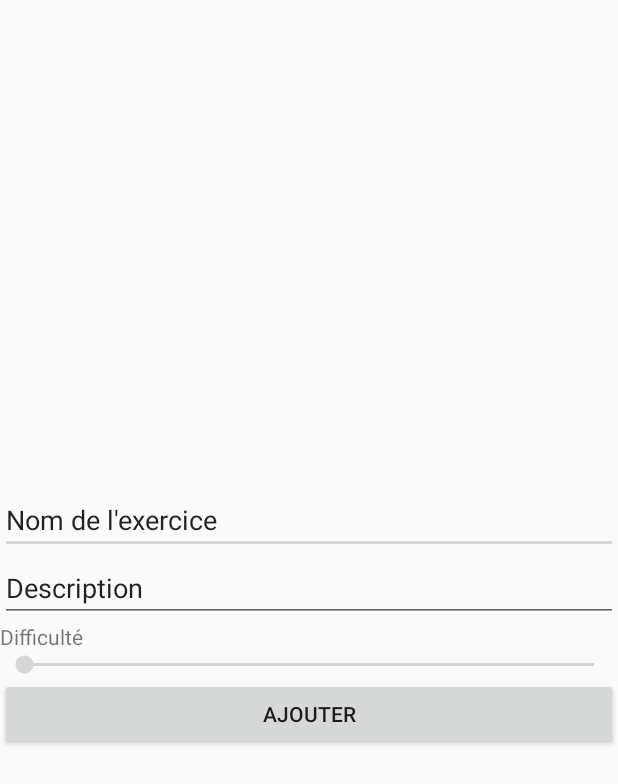
After one commit to kevintondo/Android4ALJ, an Android app: the layout addexercicewidget.xml on its own in the app's theme, with its tools: preview values and no code run, on a phone screen of 412 x 824 dp. The commit adds this screen. Shown: the top 784 px of the screen. Run offline under Robolectric (Android 15) with nearby library versions, the phone set to English and light mode, and no system bars.

Commit message:
Add new widget

```diff
--- /dev/null
+++ b/NoPlanNoGain/app/src/main/res/layout/activity_widget_conf.xml
@@ -0,0 +1,6 @@
+<?xml version="1.0" encoding="utf-8"?>
+<android.support.constraint.ConstraintLayout
+    xmlns:android="http://schemas.android.com/apk/res/android" android:layout_width="match_parent"
+    android:layout_height="match_parent">
+
+</android.support.constraint.ConstraintLayout>
--- /dev/null
+++ b/NoPlanNoGain/app/src/main/res/layout/addexercicewidget.xml
@@ -0,0 +1,41 @@
+<?xml version="1.0" encoding="utf-8"?>
+<LinearLayout
+    xmlns:android="http://schemas.android.com/apk/res/android"
+    android:layout_width="match_parent"
+    android:layout_height="match_parent"
+    android:orientation="vertical"
+    android:gravity="center">
+
+    <EditText
+        android:id="@+id/w_name_input"
+        android:layout_width="match_parent"
+        android:layout_height="wrap_content"
+        android:ems="10"
+        android:inputType="textPersonName"
+        android:text="Nom de l'exercice" />
+
+    <EditText
+        android:id="@+id/w_desc_input"
+        android:layout_width="match_parent"
+        android:layout_height="wrap_content"
+        android:ems="10"
+        android:inputType="textPersonName"
+        android:text="Description" />
+
+    <TextView
+        android:id="@+id/w_difficulty_label"
+        android:layout_width="match_parent"
+        android:layout_height="wrap_content"
+        android:text="Difficulté" />
+
+    <SeekBar
+        android:id="@+id/w_difficulty_seekBar"
+        android:layout_width="match_parent"
+        android:layout_height="wrap_content" />
+
+    <Button
+        android:id="@+id/w_btn_add_exercice"
+        android:layout_width="match_parent"
+        android:layout_height="wrap_content"
+        android:text="Ajouter" />
+</LinearLayout>
```
Also changed, not shown: NoPlanNoGain/app/src/main/AndroidManifest.xml (+11 -0 lines), NoPlanNoGain/app/src/main/java/com/example/noplannogain/ExerciceWidget.java (added, +42 -0 lines), NoPlanNoGain/app/src/main/java/com/example/noplannogain/MainActivity.java (+30 -0 lines), NoPlanNoGain/app/src/main/java/com/example/noplannogain/WidgetConfActivity.java (added, +47 -0 lines), NoPlanNoGain/app/src/main/res/xml/appwidget_provider.xml (added, +11 -0 lines).
